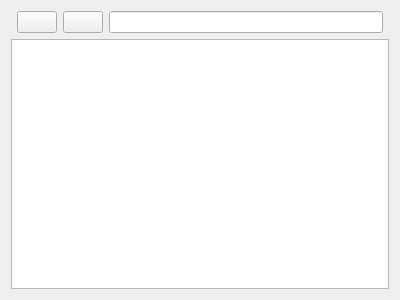
Qt form src/lfilewidget.ui (LeZheng/lisp-painter) before a commit.
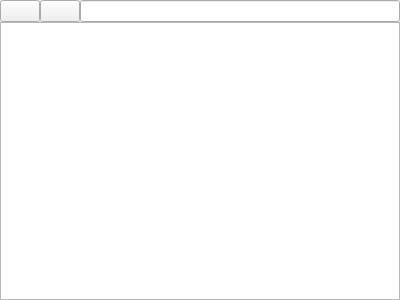
The same form after that commit.

Commit message: repair image path problem,change margin size in ui file

The edit to the form file:
```diff
--- a/src/lfilewidget.ui
+++ b/src/lfilewidget.ui
@@ -14,6 +14,21 @@
    <string>Form</string>
   </property>
   <layout class="QGridLayout" name="gridLayout">
+   <property name="leftMargin">
+    <number>0</number>
+   </property>
+   <property name="topMargin">
+    <number>0</number>
+   </property>
+   <property name="rightMargin">
+    <number>0</number>
+   </property>
+   <property name="bottomMargin">
+    <number>0</number>
+   </property>
+   <property name="spacing">
+    <number>0</number>
+   </property>
    <item row="1" column="0" colspan="5">
     <widget class="QTreeView" name="fileTree"/>
    </item>
```
Left out of the diff: 6 changed lines with no effect on the pictures. The commit also changes 14 other files.
